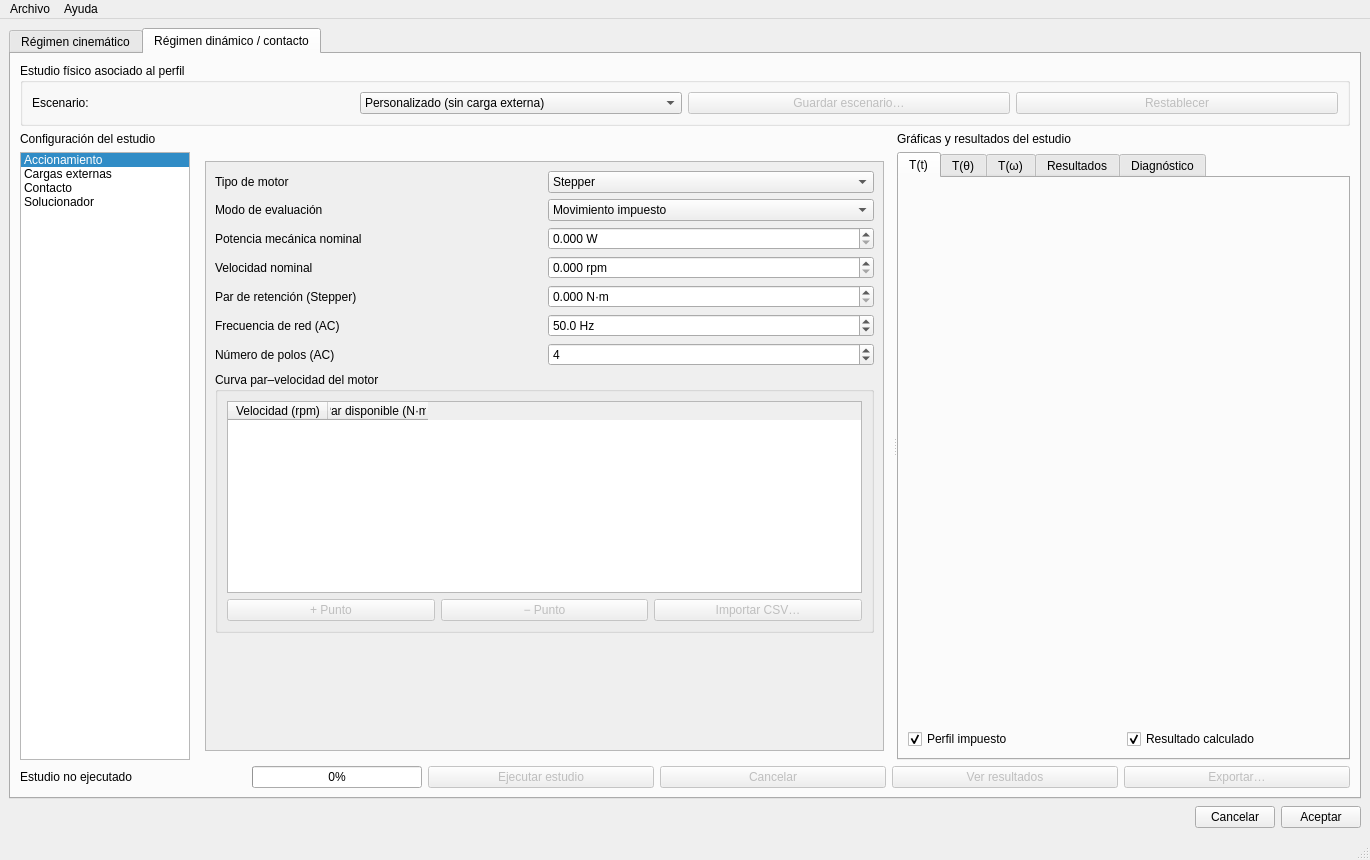
Qt form ui/designer/Perfildevelocidad_simulador_Window.ui (KennethPMartinez/RPS-Design-V2) before a commit.
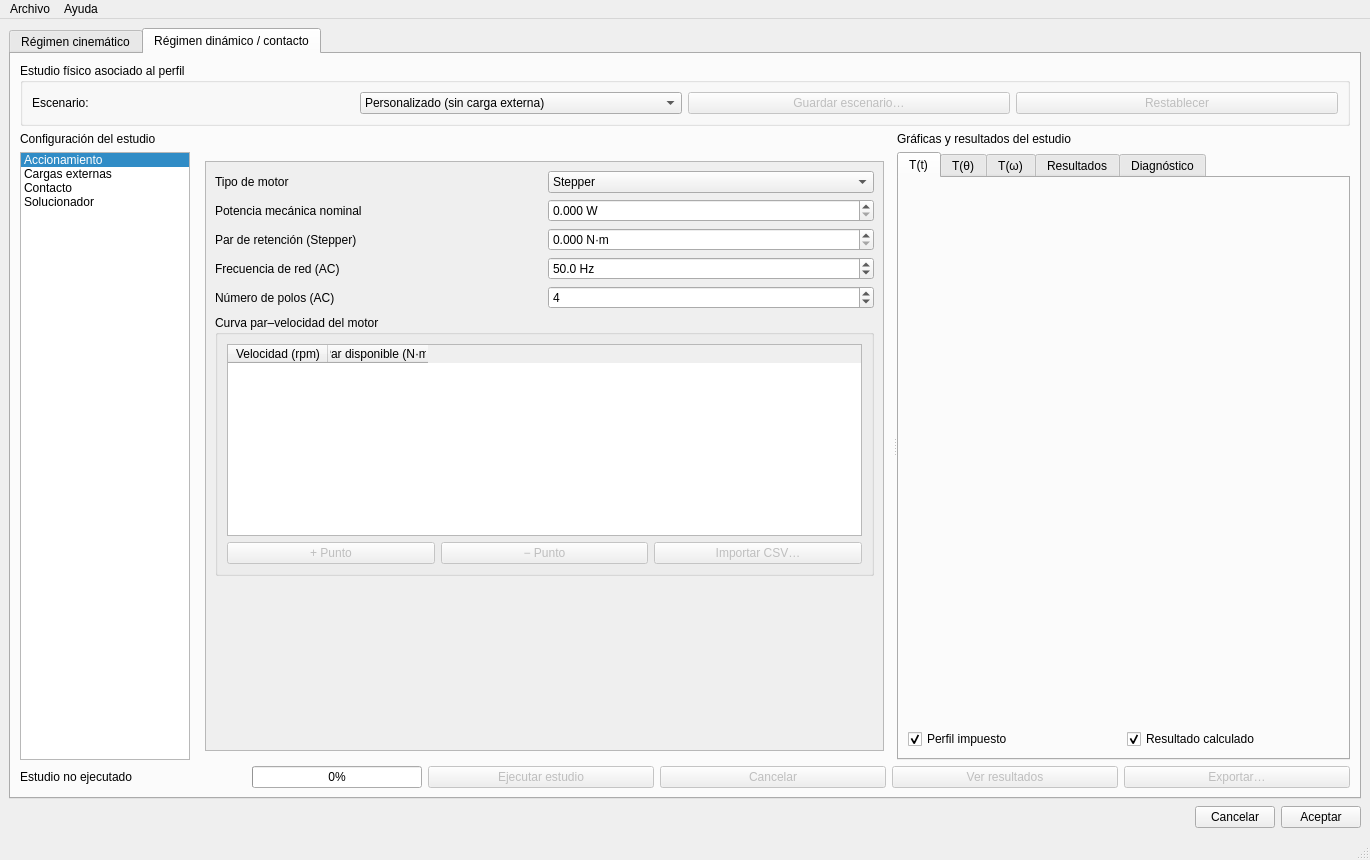
The same form after that commit. The open tabs and pages were chosen to show the change.

```diff
--- a/ui/designer/Perfildevelocidad_simulador_Window.ui
+++ b/ui/designer/Perfildevelocidad_simulador_Window.ui
@@ -897,8 +897,8 @@
                       <rect>
                        <x>0</x>
                        <y>0</y>
-                       <width>662</width>
-                       <height>550</height>
+                       <width>674</width>
+                       <height>544</height>
                       </rect>
                      </property>
                      <layout class="QVBoxLayout" name="layoutPaginaAccionamiento">
@@ -936,32 +936,7 @@
                        </layout>
                       </item>
                       <item>
-                       <layout class="QHBoxLayout" name="comboModoAccionamientoFila">
-                        <item>
-                         <widget class="QLabel" name="lblComboModoAccionamiento">
-                          <property name="text">
-                           <string>Modo de evaluación</string>
-                          </property>
-                          <property name="wordWrap">
-                           <bool>true</bool>
-                          </property>
-                         </widget>
-                        </item>
-                        <item>
-                         <widget class="QComboBox" name="comboModoAccionamiento">
-                          <item>
-                           <property name="text">
-                            <string>Movimiento impuesto</string>
-                           </property>
-                          </item>
-                          <item>
-                           <property name="text">
-                            <string>Evaluación de capacidad del motor</string>
-                           </property>
-                          </item>
-                         </widget>
-                        </item>
-                       </layout>
+                       <layout class="QHBoxLayout" name="comboModoAccionamientoFila"/>
                       </item>
                       <item>
                        <layout class="QHBoxLayout" name="spinPotenciaNominalFila">
@@ -997,37 +972,7 @@
                        </layout>
                       </item>
                       <item>
-                       <layout class="QHBoxLayout" name="spinVelocidadNominalFila">
-                        <item>
-                         <widget class="QLabel" name="lblSpinVelocidadNominal">
-                          <property name="text">
-                           <string>Velocidad nominal</string>
-                          </property>
-                          <property name="wordWrap">
-                           <bool>true</bool>
-                          </property>
-                         </widget>
-                        </item>
-                        <item>
-                         <widget class="QDoubleSpinBox" name="spinVelocidadNominal">
-                          <property name="suffix">
-                           <string> rpm</string>
-                          </property>
-                          <property name="decimals">
-                           <number>3</number>
-                          </property>
-                          <property name="minimum">
-                           <double>0.000000000000000</double>
-                          </property>
-                          <property name="maximum">
-                           <double>100000.000000000000000</double>
-                          </property>
-                          <property name="singleStep">
-                           <double>0.001000000000000</double>
-                          </property>
-                         </widget>
-                        </item>
-                       </layout>
+                       <layout class="QHBoxLayout" name="spinVelocidadNominalFila"/>
                       </item>
                       <item>
                        <layout class="QHBoxLayout" name="spinParRetencionFila">
```
